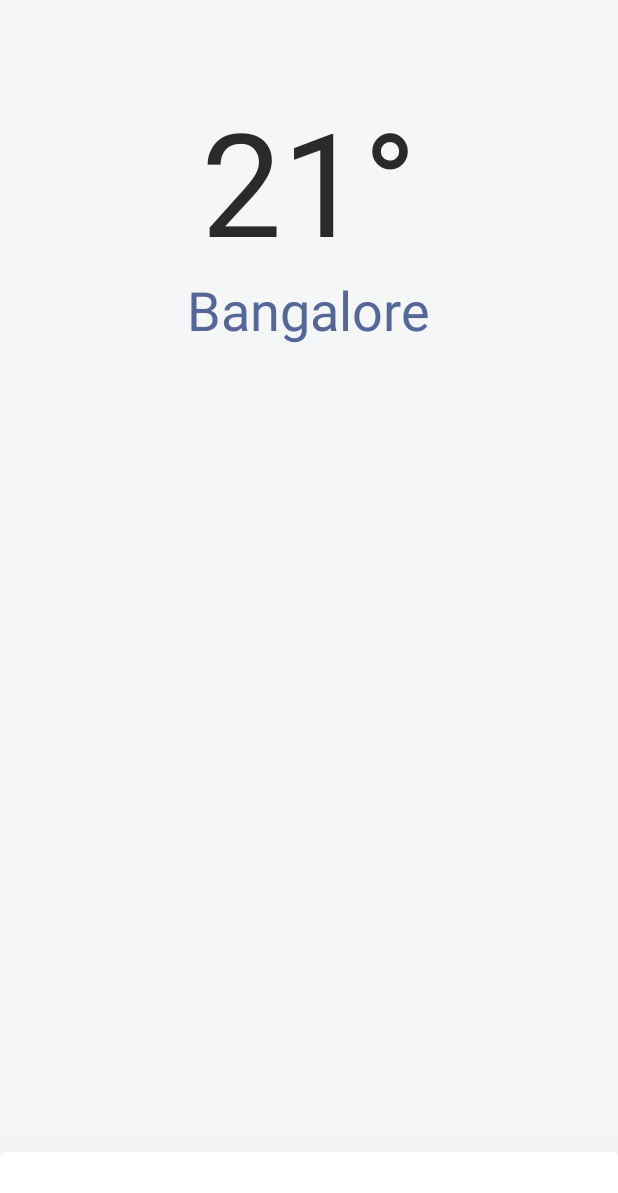
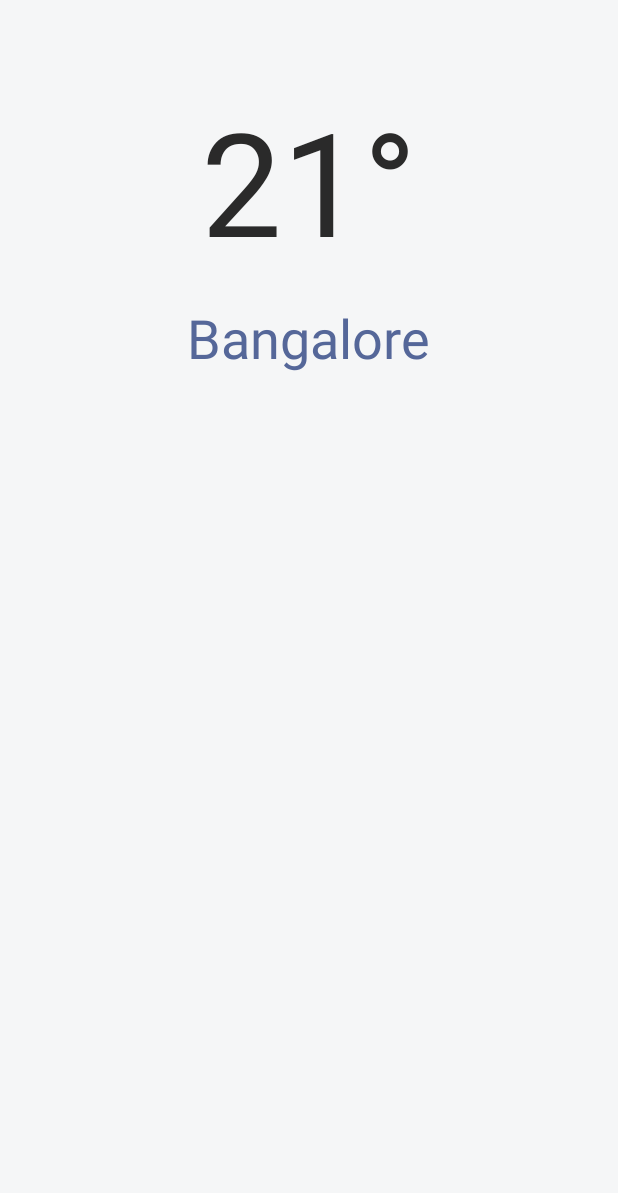
Before and after one commit to Leviaran/weather_mvvm, an Android app: the screen it shows after launch (ForecastActivity), on a phone screen of 412 x 824 dp. Shown: the top 1193 px of the screen. Run offline under Robolectric (Android 15) with nearby library versions, the phone set to English and light mode, and no system bars; our stand-ins replace ButterKnife, Dagger/Hilt's generated code, RxJava, Timber; network calls fail; 14 statements that could not run were skipped.

Commit message:
add animation bottom sheet

```diff
--- a/app/build.gradle
+++ b/app/build.gradle
@@ -88,6 +88,8 @@
     implementation "com.squareup.moshi:moshi:$project.moshiVersion"
     implementation "com.squareup.retrofit2:converter-moshi:$project.moshiAdapterVersion"
 
+
+
     //dex
 //    compile "com.android.support:multidex:$project.dexversion"
 }
--- a/app/src/main/res/layout/activity_main.xml
+++ b/app/src/main/res/layout/activity_main.xml
@@ -14,8 +14,9 @@
 
         <ProgressBar
             android:id="@+id/progress"
-            android:layout_width="@dimen/progress_size"
-            android:layout_height="@dimen/progress_size"
+            android:layout_width="@dimen/size_progress_with_padding"
+            android:layout_height="@dimen/size_progress_with_padding"
+            android:padding="14dp"
             android:indeterminateDrawable="@drawable/animation"
             android:layout_gravity="center_vertical|center_horizontal"
             android:visibility="gone"/>
@@ -39,6 +40,7 @@
                 style="@style/TextErrorStyle" />
 
             <Button
+                android:id="@+id/refresh_btn"
                 android:layout_width="100dp"
                 android:layout_height="wrap_content"
                 android:background="@drawable/btn_dark"
--- a/app/src/main/res/layout/bottom_sheet.xml
+++ b/app/src/main/res/layout/bottom_sheet.xml
@@ -6,7 +6,7 @@
     android:layout_width="match_parent"
     android:layout_height="280dp"
     android:orientation="vertical"
-    app:behavior_peekHeight="56dp"
+    app:behavior_peekHeight="0dp"
     app:behavior_hideable="true"
     android:clickable="true"
     app:layout_behavior="android.support.design.widget.BottomSheetBehavior"
--- a/app/src/main/res/layout/main_content.xml
+++ b/app/src/main/res/layout/main_content.xml
@@ -10,7 +10,7 @@
     <TextView
         android:id="@+id/big_temp"
         android:layout_width="wrap_content"
-        android:layout_height="110dp"
+        android:layout_height="wrap_content"
         android:layout_marginTop="@dimen/margin_top_textTemp"
         android:text="@string/exampleDegree"
         style="@style/TextTemp"
--- a/app/src/main/res/values/dimens.xml
+++ b/app/src/main/res/values/dimens.xml
@@ -2,6 +2,7 @@
 <resources>
 
     <dimen name="progress_size">96dp</dimen>
+    <dimen name="size_progress_with_padding">110dp</dimen>
     <dimen name="padding_text_error">40dp</dimen>
     <dimen name="margin_top_button">44dp</dimen>
     <dimen name="margin_top_textTemp">56dp</dimen>
```
Also changed, not shown: app/src/main/java/ran/singletondev/gojek_android_asignment/dashboard/ForecastActivity.kt (+37 -5 lines).
